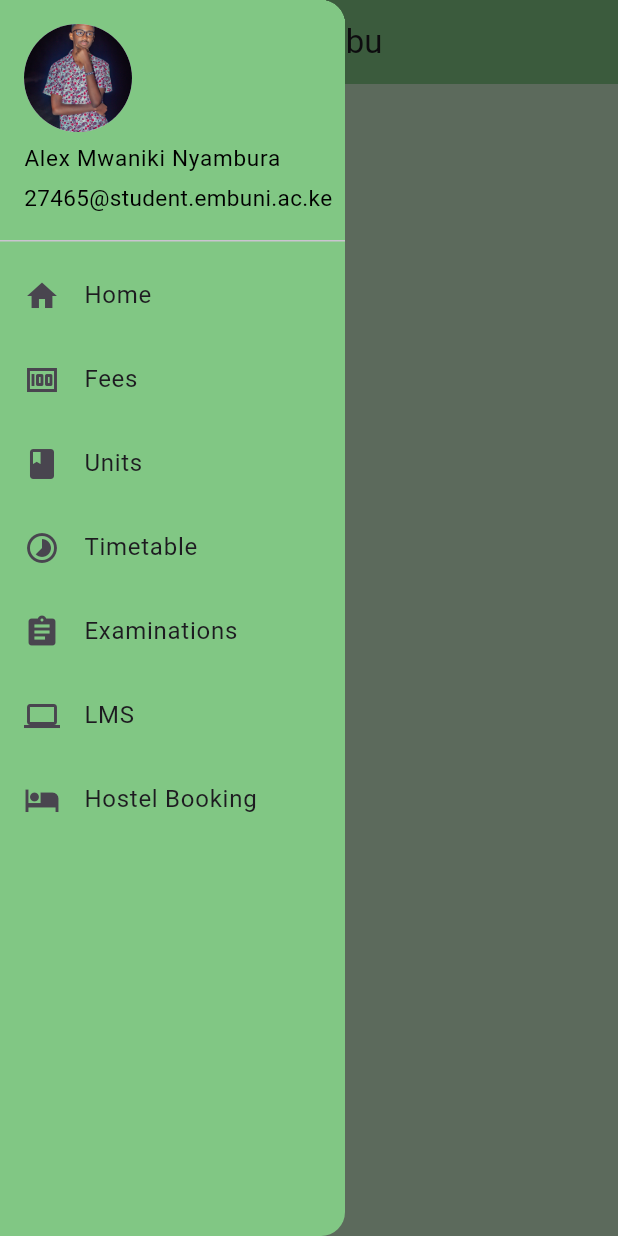
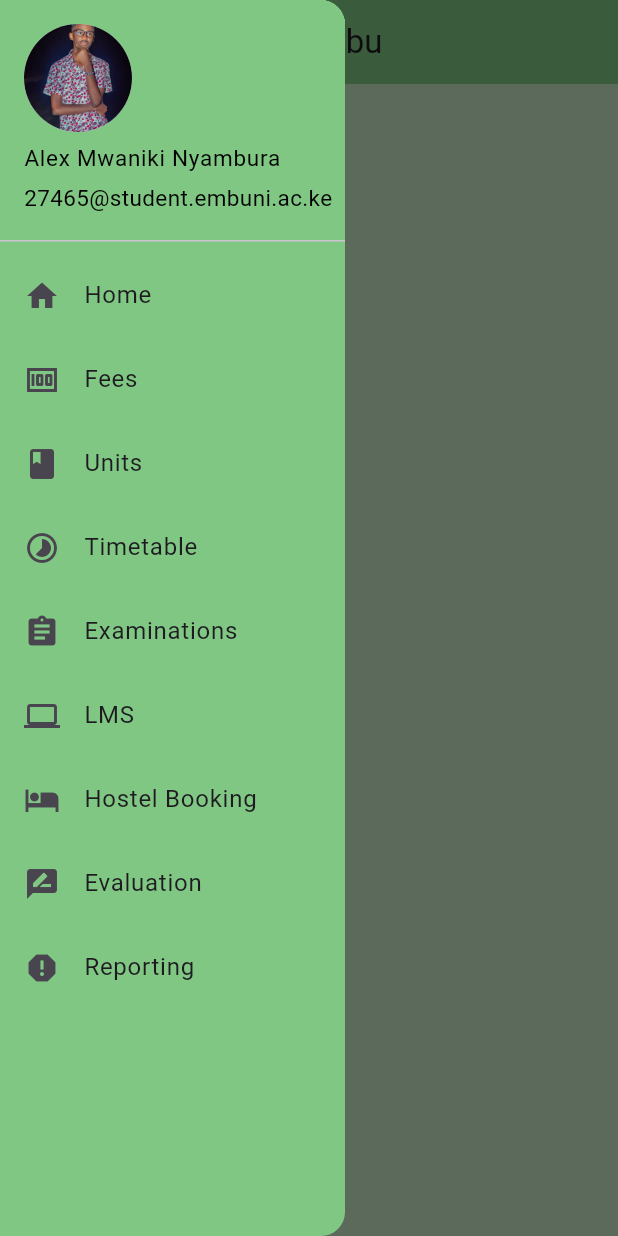
Before and after one commit to lxmwaniky/university_of_embu, a Flutter app: the HomePage screen opened directly, with the side drawer open, on a phone screen of 412 x 824 dp. Run offline on Flutter 3.47's test engine with Material 3 defaults, Android fonts, the phone set to English and light mode, and no system bars.

Commit message:
Add evaluation and reporting options to homepage

```diff
--- a/lib/homepage.dart
+++ b/lib/homepage.dart
@@ -96,10 +96,21 @@ class HomePage extends StatelessWidget {
               },
             ),
             //Evaluation
+            ListTile(
+              leading: const Icon(Icons.rate_review),
+              title: const Text('Evaluation'),
+              onTap: () {
+              },
+            ),
+            //Reporting
+            ListTile(
+              leading: const Icon(Icons.report),
+              title: const Text('Reporting'),
+              onTap: () {
+              },
+            ),
+            //Logout
 
-            //Reporting
-
-            //Logout
           ],
         ),
       ),
```
